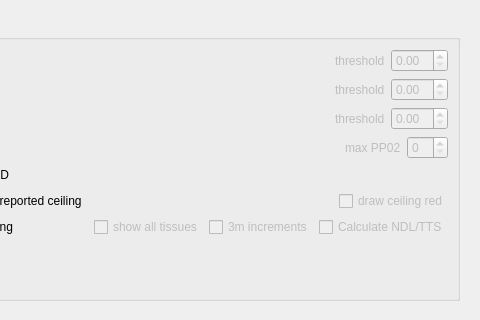
The window that qt-ui/preferences.ui (subsurface/subsurface) describes before a commit, drawn with Qt 5; both pictures show x 218 to 698 and y 0 to 320 of the 698 by 521 pixel window.
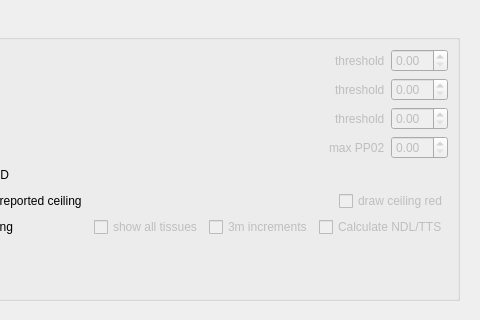
The same window after the commit. The open tabs and pages were chosen to show the change. Icons and pictures are not drawn.

Commit message:
MaxPPO2 should be a double, not an int
This just fixes the spinner used in the preferences dialog.

What changed in the file:
```diff
--- a/qt-ui/preferences.ui
+++ b/qt-ui/preferences.ui
@@ -620,7 +620,7 @@
                </widget>
               </item>
               <item>
-               <widget class="QSpinBox" name="maxppo2">
+               <widget class="QDoubleSpinBox" name="maxppo2">
                 <property name="enabled">
                  <bool>false</bool>
                 </property>
```
